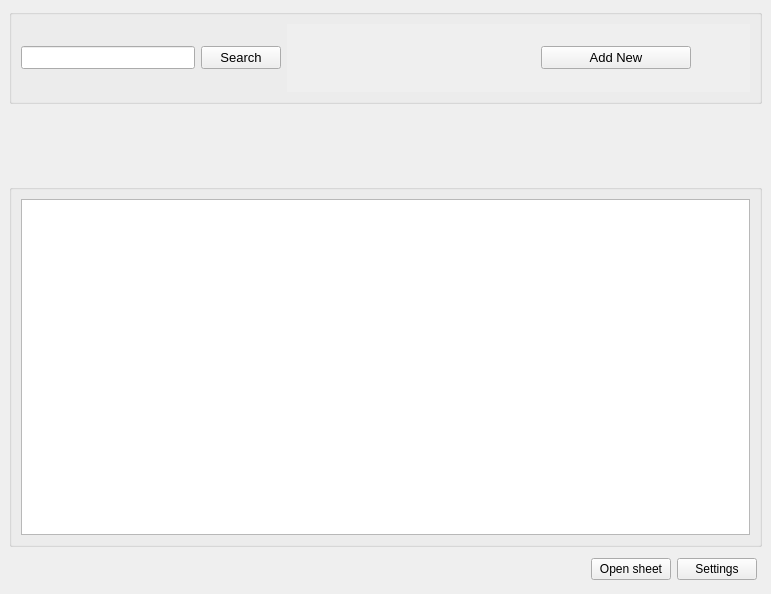
First picture: the form in qt5/gui_elements/mainUI.ui, repository Shotaos/GSheetsEngine, before the edit.
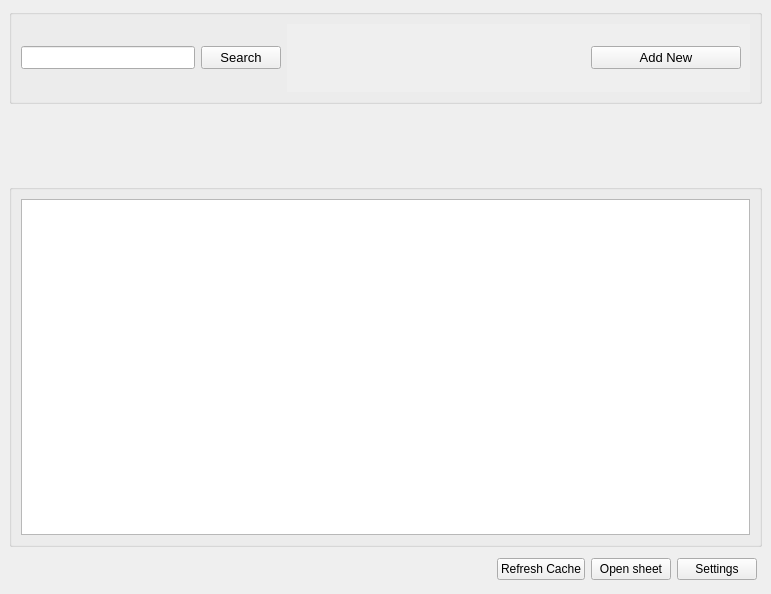
Second picture: the form after the edit.

Commit message: Add copy/edit buttons

The edit to the form file:
```diff
--- a/qt5/gui_elements/mainUI.ui
+++ b/qt5/gui_elements/mainUI.ui
@@ -61,6 +61,13 @@
         </property>
        </spacer>
       </item>
+      <item>
+       <widget class="QPushButton" name="refresh">
+        <property name="text">
+         <string>Refresh Cache</string>
+        </property>
+       </widget>
+      </item>
       <item>
        <widget class="QPushButton" name="open_sheet_button">
         <property name="text">
@@ -222,22 +229,6 @@
              </property>
             </widget>
            </item>
-           <item>
-            <spacer name="horizontalSpacer_2">
-             <property name="orientation">
-              <enum>Qt::Horizontal</enum>
-             </property>
-             <property name="sizeType">
-              <enum>QSizePolicy::Maximum</enum>
-             </property>
-             <property name="sizeHint" stdset="0">
-              <size>
-               <width>50</width>
-               <height>20</height>
-              </size>
-             </property>
-            </spacer>
-           </item>
           </layout>
          </widget>
         </widget>
```
The commit also changes 3 other files.
